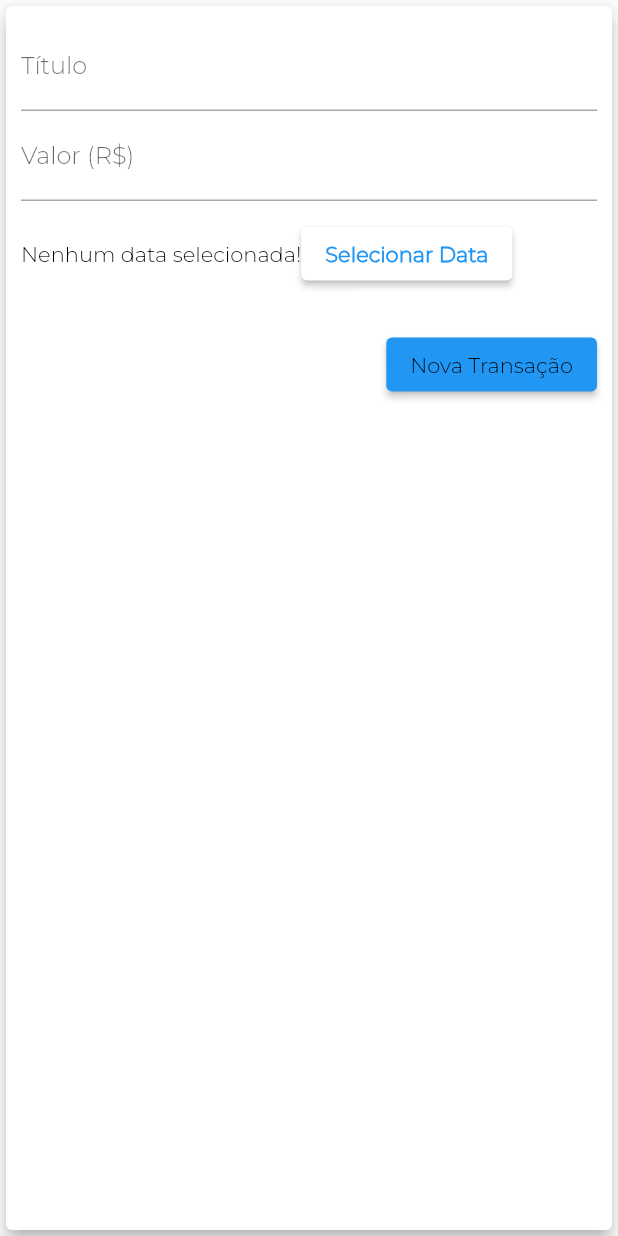
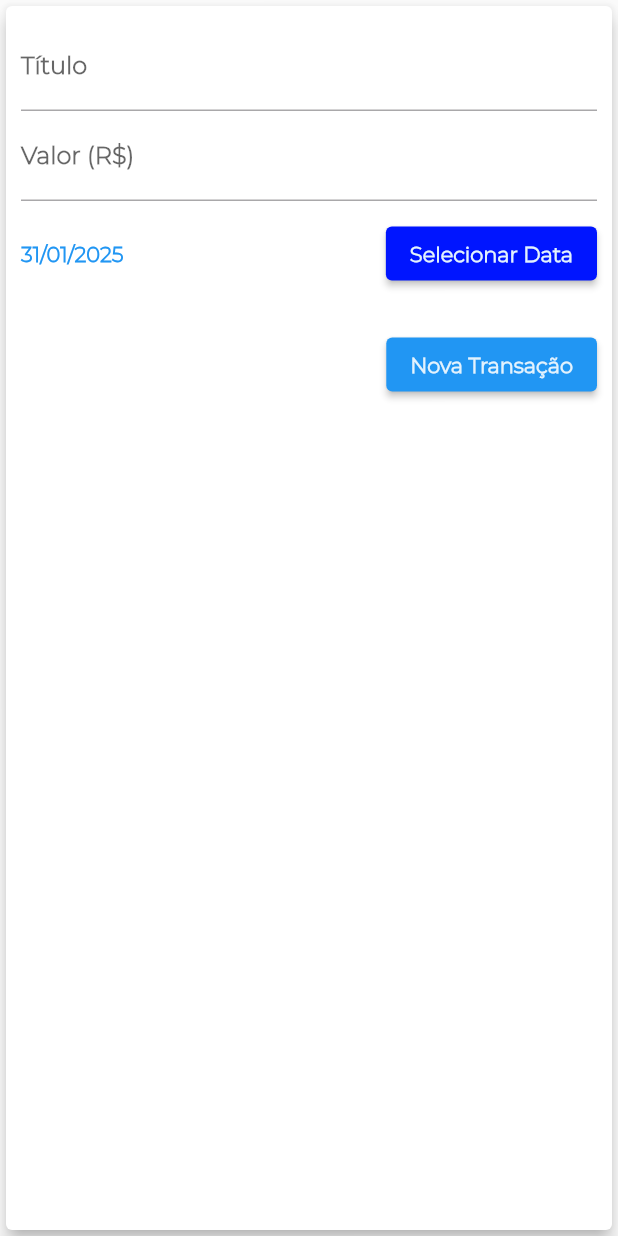
Before and after one commit to aguustinn/Aplicativo-de-Despesas, a Flutter app: the TransactionForm widget shown alone on an empty page, opened directly with empty values, after a tap on "Nova Transação", on a phone screen of 412 x 824 dp. Run offline on Flutter 3.47's test engine with Material 3 defaults, Android fonts, the phone set to English and light mode, and no system bars.

```diff
--- a/lib/components/chart.dart
+++ b/lib/components/chart.dart
@@ -54,7 +54,9 @@
               child: ChartBar(
                 tr['day'].toString(),
                 tr['value'] as double,
-                (tr['value'] as double) / weekTotalValue,
+                weekTotalValue == 0
+                    ? 0
+                    : (tr['value'] as double) / weekTotalValue,
               ),
             );
           }).toList(),
--- a/lib/components/transaction_form.dart
+++ b/lib/components/transaction_form.dart
@@ -1,7 +1,8 @@
 import 'package:flutter/material.dart';
+import 'package:intl/intl.dart';
 
 class TransactionForm extends StatefulWidget {
-  final void Function(String, double) onSubmit;
+  final void Function(String, double, DateTime) onSubmit;
 
   TransactionForm(this.onSubmit);
 
@@ -10,18 +11,35 @@
 }
 
 class _TransactionFormState extends State<TransactionForm> {
-  final titleController = TextEditingController();
+  final _titleController = TextEditingController();
   final valueController = TextEditingController();
+  DateTime? _selectedDate = DateTime.now();
 
   submitForm() {
-    final title = titleController.text;
+    final title = _titleController.text;
     final value = double.tryParse(valueController.text) ?? 0.0;
 
-    if (title.isEmpty || value <= 0) {
+    if (title.isEmpty || value <= 0 || _selectedDate == null) {
       return;
     }
 
-    widget.onSubmit(title, value);
+    widget.onSubmit(title, value, _selectedDate!);
+  }
+
+  _showDatePicker() {
+    showDatePicker(
+      context: context,
+      initialDate: DateTime.now(),
+      firstDate: DateTime(2025),
+      lastDate: DateTime.now(),
+    ).then((pickedDate) {
+      if (pickedDate == null) {
+        return;
+      }
+      setState(() {
+        _selectedDate = pickedDate;
+      });
+    });
   }
 
   @override
@@ -33,13 +51,19 @@
         child: Column(
           children: [
             TextField(
-              controller: titleController,
+              style: TextStyle(
+                  fontWeight: FontWeight.bold,
+                  color: Theme.of(context).secondaryHeaderColor),
+              controller: _titleController,
               onSubmitted: (_) => submitForm(),
               decoration: InputDecoration(
                 labelText: 'Título',
               ),
             ),
             TextField(
+              style: TextStyle(
+                  fontWeight: FontWeight.bold,
+                  color: Theme.of(context).primaryColor),
               controller: valueController,
               keyboardType: TextInputType.numberWithOptions(decimal: true),
               onSubmitted: (_) => submitForm(),
@@ -51,17 +75,23 @@
               height: 70,
               child: Row(
                 children: [
-                  Text(
-                    'Nenhum data selecionada!',
-                    style: TextStyle(color: Colors.black),
+                  Expanded(
+                    child: Text(
+                      _selectedDate == null
+                          ? 'Nenhuma data selecionada!'
+                          : DateFormat('dd/MM/y').format(_selectedDate!),
+                      style: TextStyle(
+                          fontWeight: FontWeight.bold,
+                          color: Theme.of(context).primaryColor),
+                    ),
                   ),
                   ElevatedButton(
-                    onPressed: () {},
+                    onPressed: _showDatePicker,
                     child: Text(
                       'Selecionar Data',
                       style: TextStyle(
                           fontWeight: FontWeight.bold,
-                          color: Theme.of(context).primaryColor),
+                          color: Theme.of(context).secondaryHeaderColor),
                     ),
                   ),
                 ],
@@ -76,8 +106,10 @@
                       style: ButtonStyle(
                           backgroundColor: WidgetStatePropertyAll(Colors.blue)),
                       child: Text(
+                        style: TextStyle(
+                            fontWeight: FontWeight.bold,
+                            color: Theme.of(context).secondaryHeaderColor),
                         'Nova Transação',
-                        style: TextStyle(color: Colors.black),
                       ),
                       onPressed: submitForm),
                 ),
--- a/lib/models/transaction.dart
+++ b/lib/models/transaction.dart
@@ -1,5 +1,5 @@
 class Transaction {
-  final String id;
+  late final String id;
   final String title;
   final double value;
   final DateTime date;
```
Also changed, not shown: lib/components/transaction_list.dart (+8 -1 lines), lib/main.dart (+16 -42 lines).
